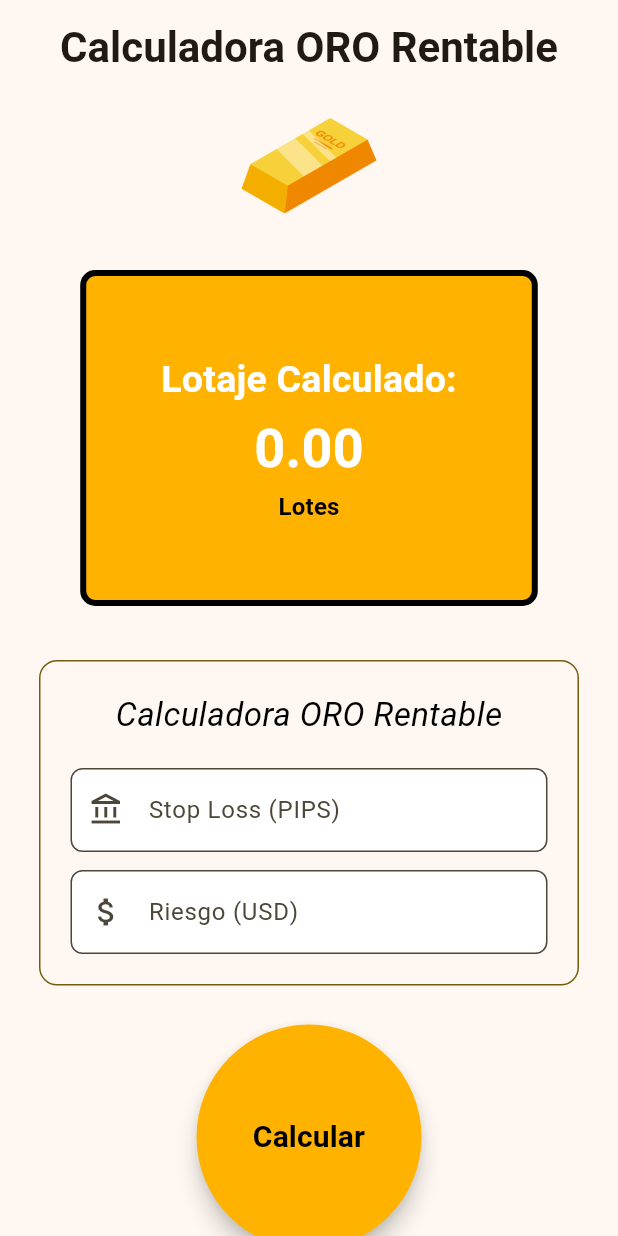
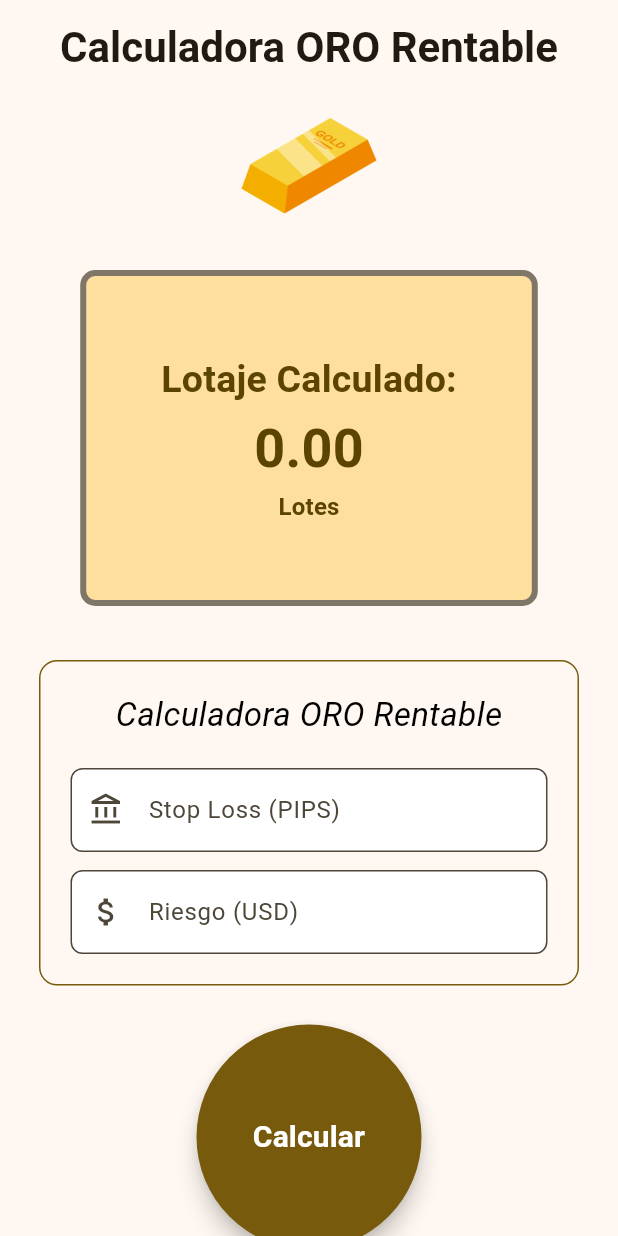
Before and after one commit to kiskee/GoldCalc, a Flutter app: the screen it shows after launch, on a phone screen of 412 x 824 dp. Run offline on Flutter 3.47's test engine with Material 3 defaults, Android fonts, the phone set to English and light mode, and no system bars.

Commit message:
Fixing bugs

```diff
--- /dev/null
+++ b/lib/constants.dart
@@ -0,0 +1 @@
+const String appTitle = "Calculadora ORO Rentable";
--- a/lib/screens/home.dart
+++ b/lib/screens/home.dart
@@ -2,7 +2,7 @@ import 'package:flutter/material.dart';
 import '../widgets/app_bar.dart';
 import '../widgets/result_card.dart';
 import '../widgets/input_form.dart';
-import '../widgets/cal_button.dart';
+import '../widgets/calculate_button.dart';
 
 
 class Propin extends StatefulWidget {
@@ -33,18 +33,13 @@ class _PropinState extends State<Propin> {
 
   @override
   Widget build(BuildContext context) {
-    final theme = Theme.of(context);
-    final styles = theme.textTheme.titleMedium!.copyWith(
-      color: theme.colorScheme.onPrimary,
-      fontWeight: FontWeight.bold,
-    );
     return Scaffold(
       appBar: AppBari(),
       body: Center(
         child: SingleChildScrollView(
           child: Column(
             children: [
-              ResultCard(lotaje: lotaje, styles: styles),
+              ResultCard(lotaje: lotaje),
               InputForm(
                 riskController: riskController,
                 stopLossController: stopLossController,
--- a/lib/widgets/app_bar.dart
+++ b/lib/widgets/app_bar.dart
@@ -1,6 +1,7 @@
 import 'package:flutter/material.dart';
+import '../constants.dart';
 
-class AppBari extends StatelessWidget  implements PreferredSizeWidget {
+class AppBari extends StatelessWidget implements PreferredSizeWidget {
   const AppBari({super.key});
 
   @override
@@ -16,7 +17,7 @@ class AppBari extends StatelessWidget  implements PreferredSizeWidget {
           children: [
             Center(
               child: const Text(
-                "Calculadora ORO Rentable",
+                appTitle,
                 style: TextStyle(fontSize: 28, fontWeight: FontWeight.bold),
               ),
             ),
--- a/lib/widgets/cal_button.dart
+++ b/lib/widgets/calculate_button.dart
@@ -7,6 +7,7 @@ class CalculateButton extends StatelessWidget {
 
   @override
   Widget build(BuildContext context) {
+    final theme = Theme.of(context);
     return Container(
       margin: const EdgeInsets.only(bottom: 40),
       child: Center(
@@ -16,8 +17,8 @@ class CalculateButton extends StatelessWidget {
           child: ElevatedButton(
             onPressed: onPressed,
             style: ElevatedButton.styleFrom(
-              backgroundColor: Colors.amber[600],
-              foregroundColor: Colors.black,
+              backgroundColor: theme.colorScheme.primary,
+              foregroundColor: theme.colorScheme.onPrimary,
               shape: const CircleBorder(),
               elevation: 6,
             ),
--- a/lib/widgets/input_form.dart
+++ b/lib/widgets/input_form.dart
@@ -1,4 +1,5 @@
 import 'package:flutter/material.dart';
+import '../constants.dart';
 
 class InputForm extends StatelessWidget {
   final TextEditingController stopLossController;
@@ -22,7 +23,7 @@ class InputForm extends StatelessWidget {
           mainAxisSize: MainAxisSize.min,
           children: [
             const Text(
-                        "Calculadora ORO Rentable",
+              appTitle,
               style: TextStyle(
                 fontSize: 22,
                 fontStyle: FontStyle.italic,
--- a/lib/widgets/result_card.dart
+++ b/lib/widgets/result_card.dart
@@ -2,18 +2,22 @@ import 'package:flutter/material.dart';
 
 class ResultCard extends StatelessWidget {
   final double lotaje;
-  final TextStyle styles;
-  const ResultCard({super.key, required this.lotaje, required this.styles});
+  const ResultCard({super.key, required this.lotaje});
 
   @override
   Widget build(BuildContext context) {
-    return  Container(
+    final theme = Theme.of(context);
+    final styles = theme.textTheme.titleMedium!.copyWith(
+      color: theme.colorScheme.onPrimaryContainer,
+      fontWeight: FontWeight.bold,
+    );
+    return Container(
       padding: const EdgeInsets.all(50),
       margin: const EdgeInsets.all(10),
       decoration: BoxDecoration(
-        color: Colors.amber[600],
+        color: theme.colorScheme.primaryContainer,
         borderRadius: BorderRadius.circular(10),
-        border: Border.all(color: Colors.black, width: 4),
+        border: Border.all(color: theme.colorScheme.outline, width: 4),
       ),
       child: Column(
         children: [
@@ -21,11 +25,10 @@ class ResultCard extends StatelessWidget {
           Text(
             lotaje.toStringAsFixed(2),
             style: styles.copyWith(
-              color: Theme.of(context).colorScheme.onPrimary,
-              fontSize: Theme.of(context).textTheme.displaySmall?.fontSize,
+              fontSize: theme.textTheme.displaySmall?.fontSize,
             ),
           ),
-          Text("Lotes", style: styles.copyWith(color: Colors.black)),
+          Text("Lotes", style: styles),
         ],
       ),
     );
```
Lines whose indentation alone changed are shown as unchanged.
